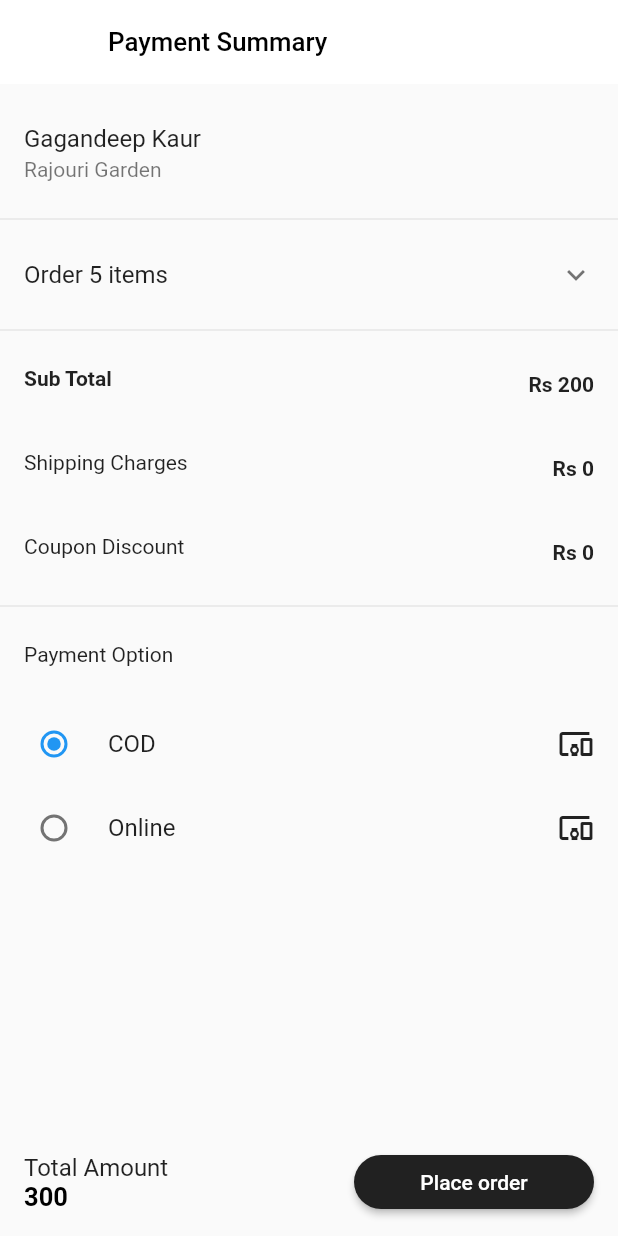
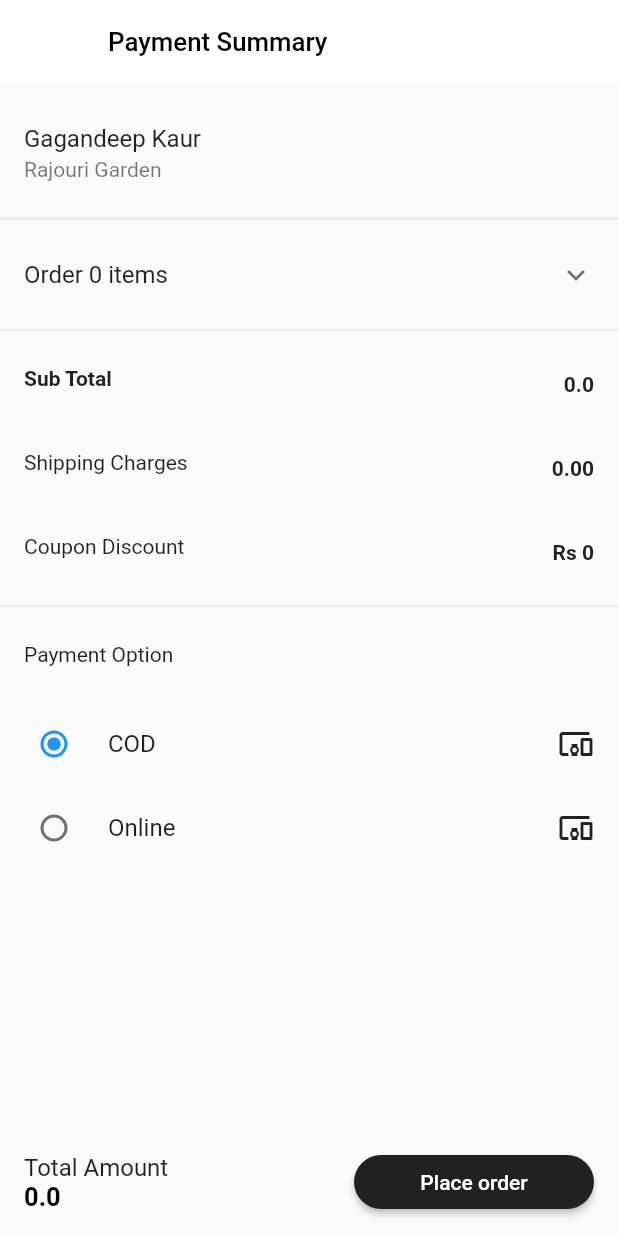
Before and after one commit to gagandeepkaur15/e_commerce_app, a Flutter app: the PaymentSummary screen opened directly, after a tap on "Place order", on a phone screen of 412 x 824 dp. Run offline on Flutter 3.47's test engine with Material 2 defaults, Android fonts, the light colour scheme and no system bars; our stand-ins replace cloud_firestore, firebase_auth, firebase_core, flutter_signin_button, fluttertoast, google_fonts and 2 more; missing offline and left inert: pay; accounts and stored records are empty; Roboto replaces fonts that are missing (Merienda).

```diff
--- a/lib/screens/payment.dart
+++ b/lib/screens/payment.dart
@@ -1,8 +1,10 @@
 //Not Responsive
-
+import 'package:e_commerce_app/providers/review_cart_provider.dart';
+import 'package:e_commerce_app/screens/my_google_pay.dart';
 import 'package:e_commerce_app/widgets/order_item.dart';
 import 'package:flutter/material.dart';
 import 'package:google_fonts/google_fonts.dart';
+import 'package:provider/provider.dart';
 import 'package:responsive_sizer/responsive_sizer.dart';
 
 class PaymentSummary extends StatefulWidget {
@@ -22,12 +24,24 @@ class _PaymentSummaryState extends State<PaymentSummary> {
 
   @override
   Widget build(BuildContext context) {
+    ReviewCartProvider reviewCartProvider = Provider.of(context);
+    reviewCartProvider.getReviewCartData();
+
+    double discount = 0.00;
+    double shippingCharge = 0.0;
+    double subTotal = reviewCartProvider.getTotalPrice();
+    if (subTotal < 300) {
+      shippingCharge = 0.00;
+    }
+    double discountedVal = (subTotal * discount) / 100;
+    double total = subTotal - discountedVal + shippingCharge;
+
     return Scaffold(
       bottomNavigationBar: ListTile(
         title: const Text('Total Amount'),
-        subtitle: const Text(
-          '300',
-          style: TextStyle(
+        subtitle: Text(
+          total.toString() ?? subTotal.toString(),
+          style: const TextStyle(
             color: Colors.black,
             fontWeight: FontWeight.bold,
             fontSize: 17,
@@ -36,7 +50,15 @@ class _PaymentSummaryState extends State<PaymentSummary> {
         trailing: SizedBox(
           width: 160,
           child: MaterialButton(
-            onPressed: () {},
+            onPressed: () {
+              myType == PaymentType.Online
+                  ? Navigator.of(context).push(
+                      MaterialPageRoute(
+                        builder: (context) => MyGooglePay(total: total),
+                      ),
+                    )
+                  : Container();
+            },
             color: Colors.grey[900],
             shape:
                 RoundedRectangleBorder(borderRadius: BorderRadius.circular(30)),
@@ -70,27 +92,24 @@ class _PaymentSummaryState extends State<PaymentSummary> {
                   ),
                   const Divider(),
                   ExpansionTile(
-                    title: const Text("Order 5 items"),
-                    children: [
-                      OrderItem(),
-                      OrderItem(),
-                      OrderItem(),
-                      OrderItem(),
-                      OrderItem(),
-                    ],
+                    title: Text(
+                        "Order ${reviewCartProvider.getReviewCartDataList.length} items"),
+                    children: reviewCartProvider.getReviewCartDataList.map((e) {
+                      return OrderItem(e: e);
+                    }).toList(),
                   ),
                   const Divider(),
-                  const ListTile(
+                  ListTile(
                     minVerticalPadding: 5,
-                    leading: Text(
+                    leading: const Text(
                       "Sub Total",
                       style: TextStyle(
                         fontWeight: FontWeight.bold,
                       ),
                     ),
                     trailing: Text(
-                      "Rs 200",
-                      style: TextStyle(
+                      subTotal.toString(),
+                      style: const TextStyle(
                         fontWeight: FontWeight.bold,
                       ),
                     ),
@@ -102,7 +121,7 @@ class _PaymentSummaryState extends State<PaymentSummary> {
                       style: TextStyle(),
                     ),
                     trailing: Text(
-                      "Rs 0",
+                      "0.00",
                       style: TextStyle(
                         fontWeight: FontWeight.bold,
                       ),
--- a/pubspec.yaml
+++ b/pubspec.yaml
@@ -46,6 +46,7 @@ dependencies:
   responsive_sizer: ^3.1.1
   fluttertoast: ^8.2.2
   cloud_firestore: ^4.8.4
+  pay: ^1.1.2
 
 dev_dependencies:
   flutter_test:
@@ -73,6 +74,7 @@ flutter:
   assets:
     - assets/images/
     - assets/madhubani/
+    - assets/sample_payment_configuration.json
   #   - images/a_dot_ham.jpeg
 
   # An image asset can refer to one or more resolution-specific "variants", see
```
Also changed, not shown: assets/sample_payment_configuration.json (added, +35 -0 lines), lib/screens/my_google_pay.dart (added, +40 -0 lines), lib/screens/single_item.dart (+10 -4 lines), lib/widgets/order_item.dart (+7 -5 lines), pubspec.lock.
